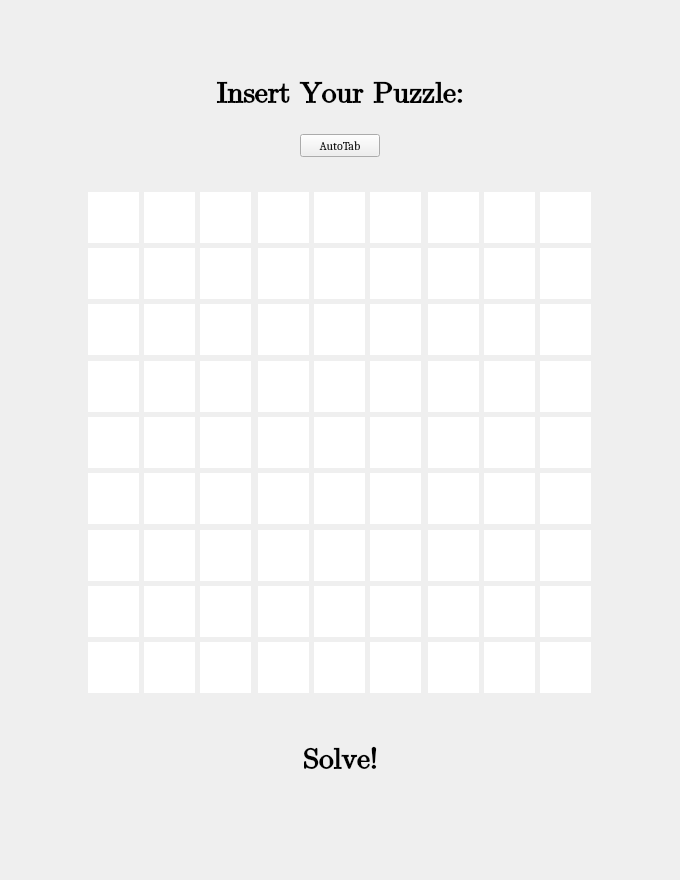
Before: the Qt Designer form mainwindow.ui in HayatoTenryuu/Qt-Sudoku-Solver, drawn with Qt 5.
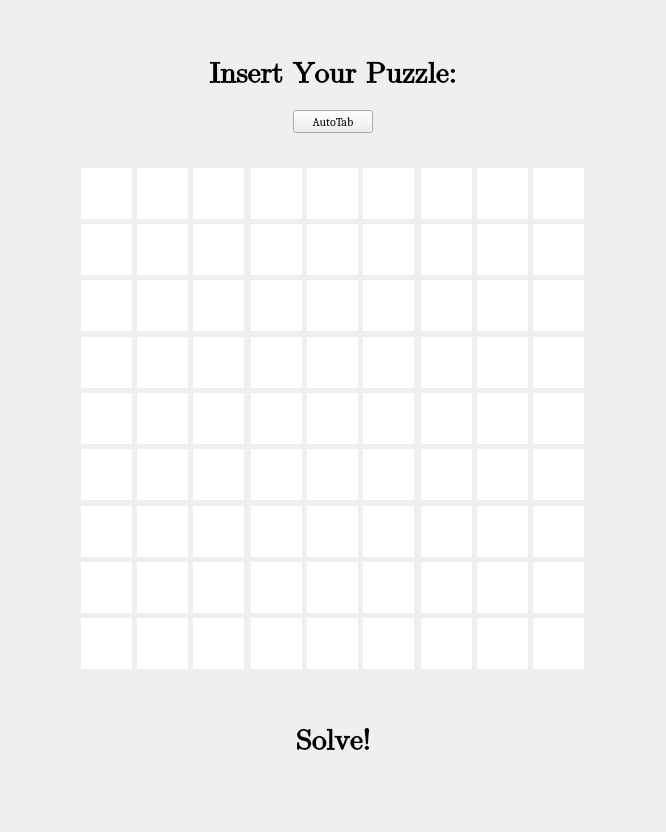
After: the same form once the commit is applied.

```diff
--- a/mainwindow.ui
+++ b/mainwindow.ui
@@ -6,8 +6,8 @@
    <rect>
     <x>0</x>
     <y>0</y>
-    <width>680</width>
-    <height>880</height>
+    <width>666</width>
+    <height>832</height>
    </rect>
   </property>
   <property name="font">
@@ -46,8 +46,8 @@
           </property>
           <property name="sizeHint" stdset="0">
            <size>
-            <width>20</width>
-            <height>20</height>
+            <width>10</width>
+            <height>10</height>
            </size>
           </property>
          </spacer>
@@ -394,7 +394,7 @@
           </property>
           <property name="sizeHint" stdset="0">
            <size>
-            <width>60</width>
+            <width>40</width>
             <height>20</height>
            </size>
           </property>
@@ -3938,7 +3938,7 @@
           </property>
           <property name="sizeHint" stdset="0">
            <size>
-            <width>60</width>
+            <width>40</width>
             <height>20</height>
            </size>
           </property>
@@ -3959,7 +3959,7 @@
           <property name="sizeHint" stdset="0">
            <size>
             <width>20</width>
-            <height>15</height>
+            <height>20</height>
            </size>
           </property>
          </spacer>
@@ -4058,7 +4058,7 @@
           <property name="sizeHint" stdset="0">
            <size>
             <width>20</width>
-            <height>50</height>
+            <height>20</height>
            </size>
           </property>
          </spacer>
```
